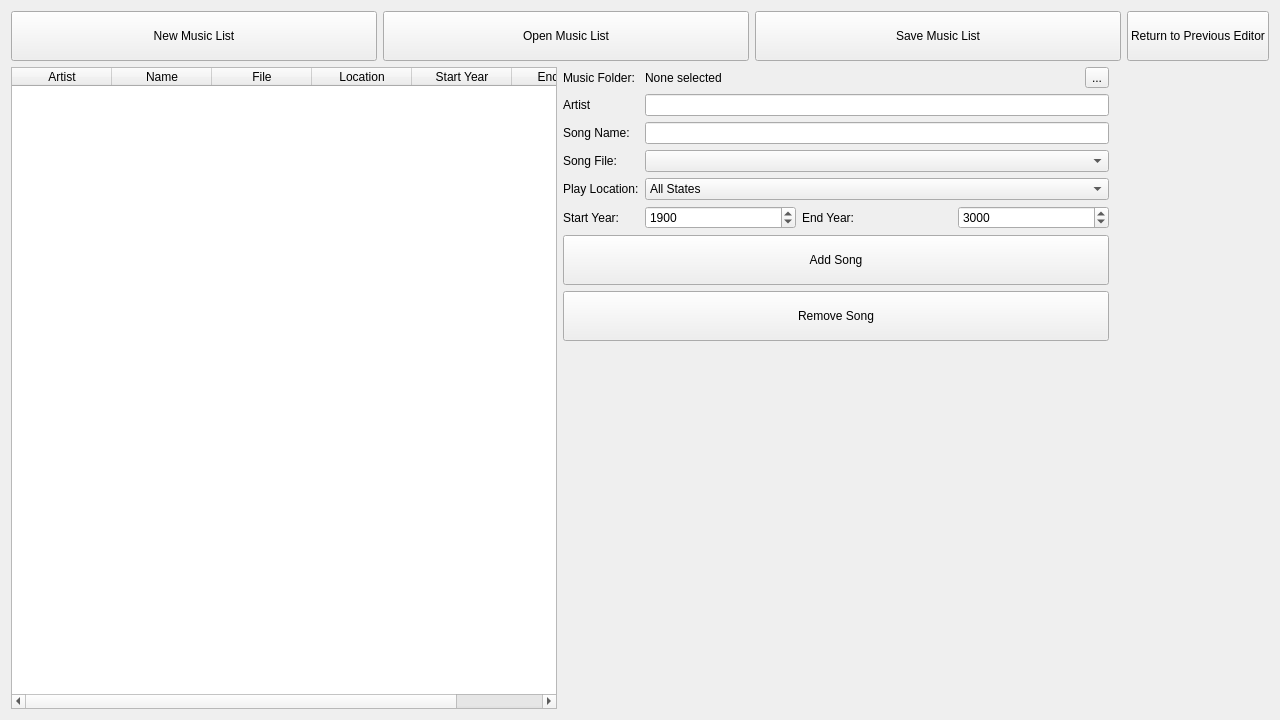
This is MusicEditor.ui in gearcity/GearCity_ModTools as Qt 5 draws it before an edit. The edited form follows.
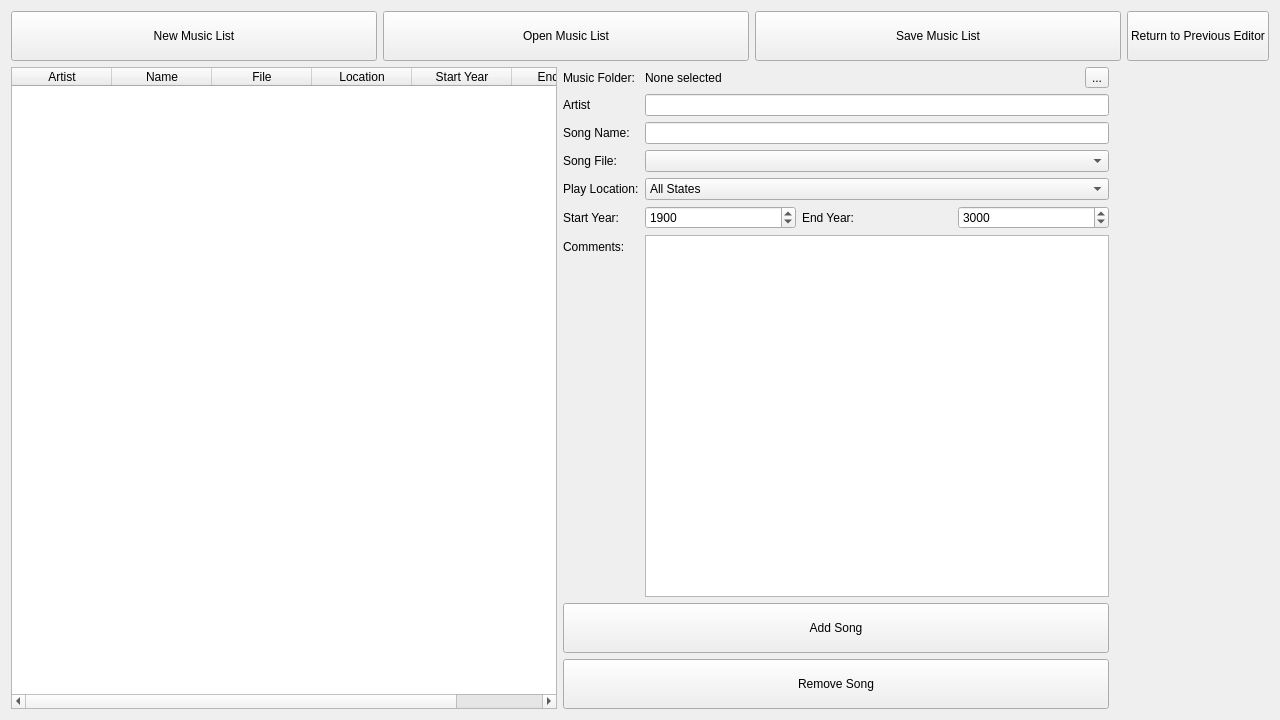
This is the edited form.

```diff
--- a/MusicEditor.ui
+++ b/MusicEditor.ui
@@ -196,7 +196,7 @@
        </item>
       </widget>
      </item>
-     <item row="6" column="0" colspan="2">
+     <item row="7" column="0" colspan="2">
       <widget class="QPushButton" name="button_add">
        <property name="minimumSize">
         <size>
@@ -209,7 +209,7 @@
        </property>
       </widget>
      </item>
-     <item row="7" column="0" colspan="2">
+     <item row="8" column="0" colspan="2">
       <widget class="QPushButton" name="button_remove">
        <property name="minimumSize">
         <size>
@@ -232,6 +232,16 @@
      <item row="1" column="1">
       <widget class="QLineEdit" name="lineEdit_artist"/>
      </item>
+     <item row="6" column="1">
+      <widget class="QPlainTextEdit" name="plainTextEdit_songComments"/>
+     </item>
+     <item row="6" column="0">
+      <widget class="QLabel" name="label_8">
+       <property name="text">
+        <string>Comments:</string>
+       </property>
+      </widget>
+     </item>
     </layout>
    </item>
    <item row="1" column="0">
```
Left out of the diff: 15 changed lines with no effect on the pictures.
